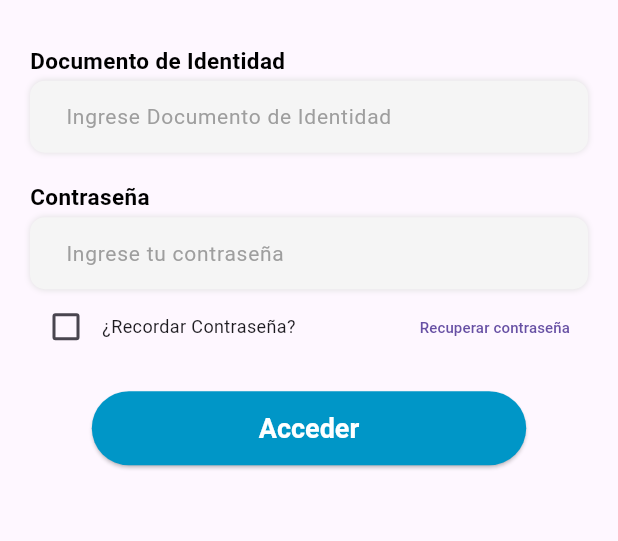
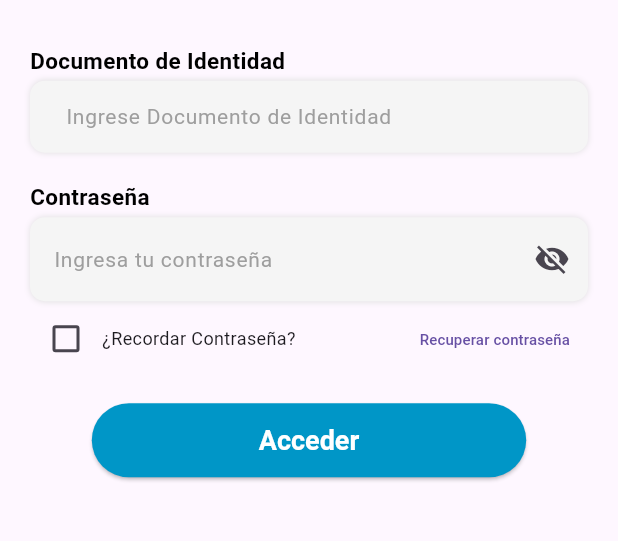
Before and after one commit to Br4y4n-Pro/VitalMoveCBI, a Flutter app: the screen it shows after launch, on a phone screen of 412 x 824 dp, the part 605-1146 px from its top. Run offline on Flutter 3.47's test engine with Material 3 defaults, Android fonts, the phone set to English and light mode, and no system bars; our stand-ins replace date_field, dio, fl_chart, image_picker, shared_preferences; missing offline and left inert: unique_simple_bar_chart.

Commit message:
Edison Cuaran Avance login y recomendaciones

```diff
--- a/lib/pages/Evaluador/buscarPersona.dart
+++ b/lib/pages/Evaluador/buscarPersona.dart
@@ -63,7 +63,7 @@ class _BuscarPersonaState extends State<BuscarPersona> {
      final darkModeProvider = Provider.of<DarkModeProvider>(context);
     return Scaffold(
       appBar: AppBar(
-        iconTheme: const IconThemeData(color: Colores.quaternaryColor),
+       automaticallyImplyLeading: false,
         title: const Text(
           "Buscar Persona",
           style: TextStyle(
--- a/lib/pages/Evaluador/pageviewUser.dart
+++ b/lib/pages/Evaluador/pageviewUser.dart
@@ -27,7 +27,7 @@ class _RegistroState extends State<Registro> {
   Widget build(BuildContext context) {
     return Scaffold(
       appBar: AppBar(
-        iconTheme: const IconThemeData(color: Colores.quaternaryColor),
+         automaticallyImplyLeading: false,
         title: const Text(
           'Registro de Usuario',
           style: TextStyle(
--- a/lib/pages/Evaluador/tests.dart
+++ b/lib/pages/Evaluador/tests.dart
@@ -15,7 +15,7 @@ class _TestsState extends State<Tests> {
     return SafeArea(
       child: Scaffold(
         appBar: AppBar(
-          iconTheme: const IconThemeData(color: Colores.quaternaryColor),
+        automaticallyImplyLeading: false,
           title: const Text(
             "Tests",
             style: TextStyle(
--- a/lib/pages/UsuarioLogin.dart
+++ b/lib/pages/UsuarioLogin.dart
@@ -1,5 +1,4 @@
-// ignore_for_file: file_names, avoid_print
-
+import 'package:flutter/material.dart';
 import 'package:flutter/material.dart';
 import 'package:provider/provider.dart';
 import 'package:vitalmovecbi/provider/login/LoginFromProvider.dart';
@@ -11,7 +10,7 @@ import 'package:vitalmovecbi/widgets/loginTextField.dart';
 import 'package:vitalmovecbi/widgets/navap.dart';
 
 class UsuarioLogin extends StatefulWidget {
-  const UsuarioLogin({super.key});
+  const UsuarioLogin({Key? key});
 
   @override
   State<UsuarioLogin> createState() => _UsuarioLoginState();
@@ -19,6 +18,7 @@ class UsuarioLogin extends StatefulWidget {
 
 class _UsuarioLoginState extends State<UsuarioLogin> {
   UserLogin userLogin = UserLogin();
+  bool _obscureText = true;
 
   @override
   Widget build(BuildContext context) {
@@ -63,13 +63,46 @@ class _UsuarioLoginState extends State<UsuarioLogin> {
                   const SizedBox(
                     height: 3,
                   ),
-                  Consumer<LoginFromProvider>(
-                    builder: (context, fromProvider, child) => InputLogin(
-                      campo: "Ingrese tu contraseña",
-                      tamano: size.width,
-                      tipo: TextInputType.visiblePassword,
-                      onChanged: (value) => fromProvider.password = value,
-                    ),
+                  Row(
+                    children: [
+                      Expanded(
+                        child: Container(
+                          decoration: BoxDecoration(
+                              color: const Color(0xffF5F5F5),
+                              boxShadow: [
+                                BoxShadow(
+                                    color: Colors.grey.shade300, blurRadius: 3)
+                              ],
+                              borderRadius: BorderRadius.circular(10)),
+                          child: TextFormField(
+                            cursorColor: const Color.fromARGB(33, 15, 15, 15),
+                            obscureText: _obscureText,
+                            onChanged: (value) => fromProvider.password = value,
+                            decoration: InputDecoration(
+                              hintStyle: TextStyle(
+                                  color: Colors.grey.shade500,
+                                  fontStyle: FontStyle.normal,
+                                  fontSize: 14),
+                              contentPadding: const EdgeInsets.symmetric(
+                                  horizontal: 16.0, vertical: 16.0),
+                              hintText: 'Ingresa tu contraseña',
+                              border: InputBorder.none,
+                              focusColor: Colors.transparent,
+                              suffixIcon: IconButton(
+                                icon: Icon(_obscureText
+                                    ? Icons.visibility_off
+                                    : Icons.visibility),
+                                onPressed: () {
+                                  setState(() {
+                                    _obscureText = !_obscureText;
+                                  });
+                                },
+                              ),
+                            ),
+                          ),
+                        ),
+                      ),
+                    ],
                   ),
                   const SizedBox(height: 1),
                   Row(
```
Also changed, not shown: lib/pages/Evaluador/homeEvaluador.dart (+13 -6 lines).
